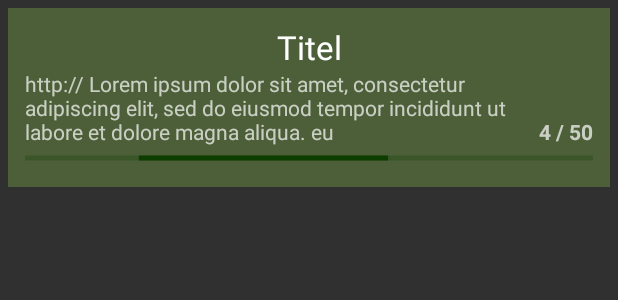
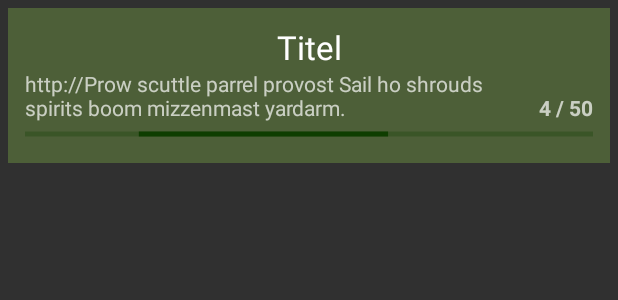
Before and after one commit to Octav14n/BoFiLo, an Android app: the layout story_list_detail.xml on its own in the app's theme, with its tools: preview values and no code run, on a phone screen of 412 x 824 dp. Shown: the top 300 px of the screen. Run offline under Robolectric (Android 15) with nearby library versions, the light colour scheme and no system bars.

Commit message:
Fix some cleanup
removing unused test
modifying lorem ipsum in design.

Signed-off-by: Simon K <Oct4v14n@googlemail.com>

```diff
--- a/app/src/main/res/layout/story_list_detail.xml
+++ b/app/src/main/res/layout/story_list_detail.xml
@@ -17,7 +17,7 @@
         <TextView
                 android:layout_width="wrap_content"
                 android:layout_height="wrap_content" android:id="@+id/url"
-                tools:text="http:// Lorem ipsum dolor sit amet, consectetur adipiscing elit, sed do eiusmod tempor incididunt ut labore et dolore magna aliqua. eu"
+                tools:text="http://Prow scuttle parrel provost Sail ho shrouds spirits boom mizzenmast yardarm."
                 android:layout_weight="1"/>
         <TextView
                 android:layout_width="wrap_content"
```
Also changed, not shown: 1 other file.
